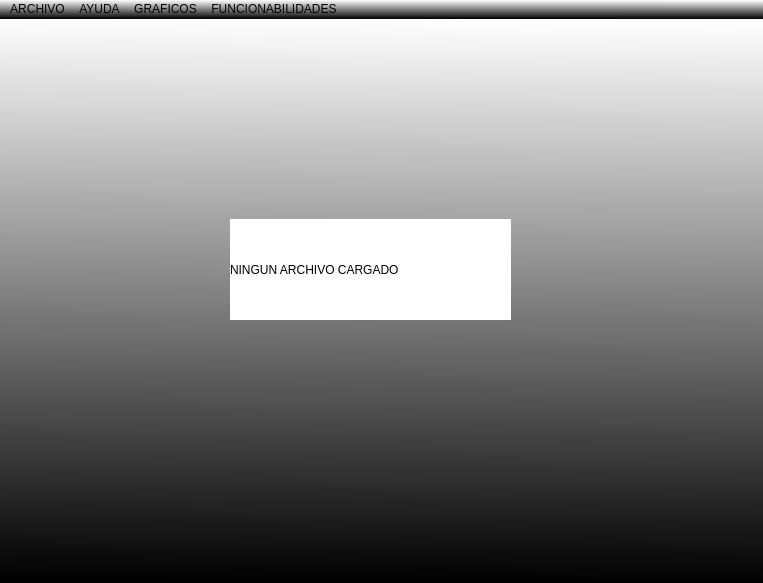
UCR-ECCI-MM/tarea-programada-imparables-1, file Entregable #1/view/mainWindow.ui: the form before one commit.
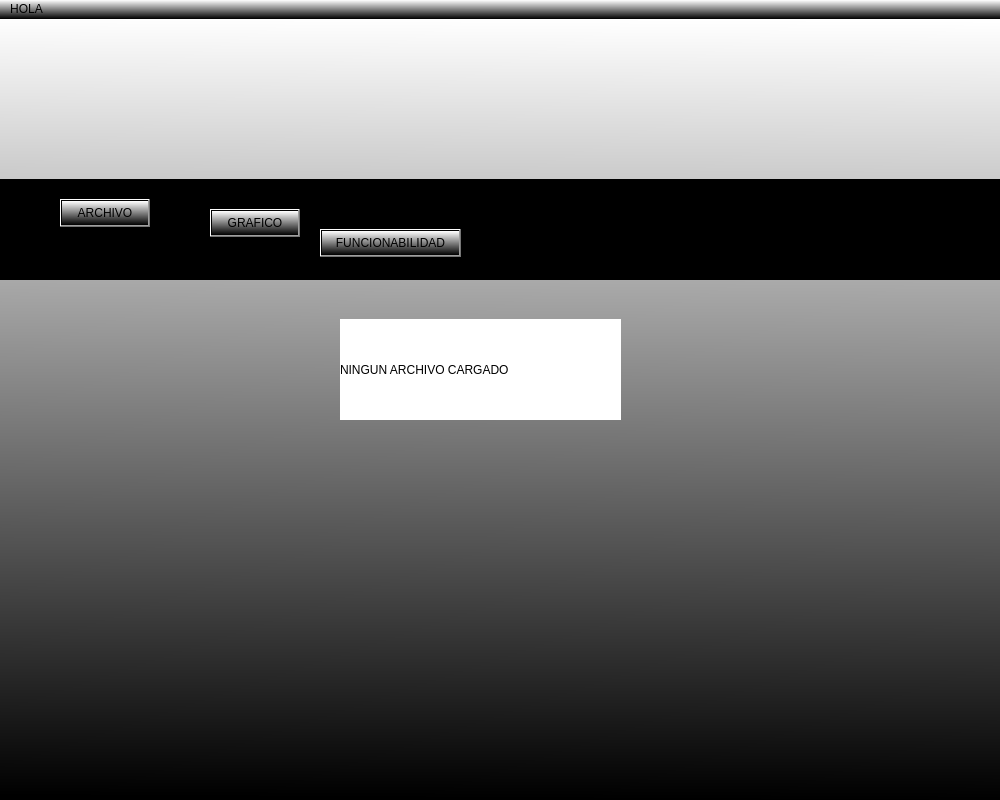
The form after the commit.

Commit message: - FIX: Trying to do it MAC-Friendly x2

```diff
--- a/Entregable #1/view/mainWindow.ui
+++ b/Entregable #1/view/mainWindow.ui
@@ -6,8 +6,8 @@
    <rect>
     <x>0</x>
     <y>0</y>
-    <width>763</width>
-    <height>583</height>
+    <width>1000</width>
+    <height>800</height>
    </rect>
   </property>
   <property name="windowTitle">
@@ -20,8 +20,8 @@
    <widget class="QLabel" name="label">
     <property name="geometry">
      <rect>
-      <x>230</x>
-      <y>200</y>
+      <x>340</x>
+      <y>300</y>
       <width>281</width>
       <height>101</height>
      </rect>
@@ -34,42 +34,88 @@
      <string>NINGUN ARCHIVO CARGADO</string>
     </property>
    </widget>
+   <widget class="QPushButton" name="pushButton_3">
+    <property name="geometry">
+     <rect>
+      <x>320</x>
+      <y>210</y>
+      <width>141</width>
+      <height>28</height>
+     </rect>
+    </property>
+    <property name="text">
+     <string>FUNCIONABILIDAD</string>
+    </property>
+   </widget>
+   <widget class="QLabel" name="label_2">
+    <property name="geometry">
+     <rect>
+      <x>0</x>
+      <y>160</y>
+      <width>1011</width>
+      <height>101</height>
+     </rect>
+    </property>
+    <property name="styleSheet">
+     <string notr="true">background-color: rgb(0, 0, 0);</string>
+    </property>
+    <property name="text">
+     <string/>
+    </property>
+   </widget>
+   <widget class="QPushButton" name="archivoButton">
+    <property name="geometry">
+     <rect>
+      <x>60</x>
+      <y>180</y>
+      <width>90</width>
+      <height>28</height>
+     </rect>
+    </property>
+    <property name="text">
+     <string>ARCHIVO</string>
+    </property>
+   </widget>
+   <widget class="QPushButton" name="actionGraficos_2">
+    <property name="geometry">
+     <rect>
+      <x>210</x>
+      <y>190</y>
+      <width>90</width>
+      <height>28</height>
+     </rect>
+    </property>
+    <property name="text">
+     <string>GRAFICO</string>
+    </property>
+   </widget>
+   <zorder>label_2</zorder>
+   <zorder>label</zorder>
+   <zorder>pushButton_3</zorder>
+   <zorder>archivoButton</zorder>
+   <zorder>actionGraficos_2</zorder>
   </widget>
   <widget class="QMenuBar" name="menuBar">
    <property name="geometry">
     <rect>
      <x>0</x>
      <y>0</y>
-     <width>763</width>
+     <width>1000</width>
      <height>22</height>
     </rect>
    </property>
-   <widget class="QMenu" name="menuARCHIVO">
+   <property name="defaultUp">
+    <bool>false</bool>
+   </property>
+   <property name="nativeMenuBar">
+    <bool>false</bool>
+   </property>
+   <widget class="QMenu" name="menuHOLA">
     <property name="title">
-     <string>ARCHIVO</string>
+     <string>HOLA</string>
     </property>
    </widget>
-   <widget class="QMenu" name="menuAYUDA">
-    <property name="title">
-     <string>AYUDA</string>
-    </property>
-   </widget>
-   <widget class="QMenu" name="GRAFICO1">
-    <property name="title">
-     <string>GRAFICOS</string>
-    </property>
-    <addaction name="actionGraficos"/>
-   </widget>
-   <widget class="QMenu" name="FUNCIONABILIDAD1">
-    <property name="title">
-     <string>FUNCIONABILIDADES</string>
-    </property>
-    <addaction name="actionfuncionabilidadPrueba"/>
-   </widget>
-   <addaction name="menuARCHIVO"/>
-   <addaction name="menuAYUDA"/>
-   <addaction name="GRAFICO1"/>
-   <addaction name="FUNCIONABILIDAD1"/>
+   <addaction name="menuHOLA"/>
   </widget>
   <action name="actionGraficos">
    <property name="text">
```
The commit also changes 1 other file.
